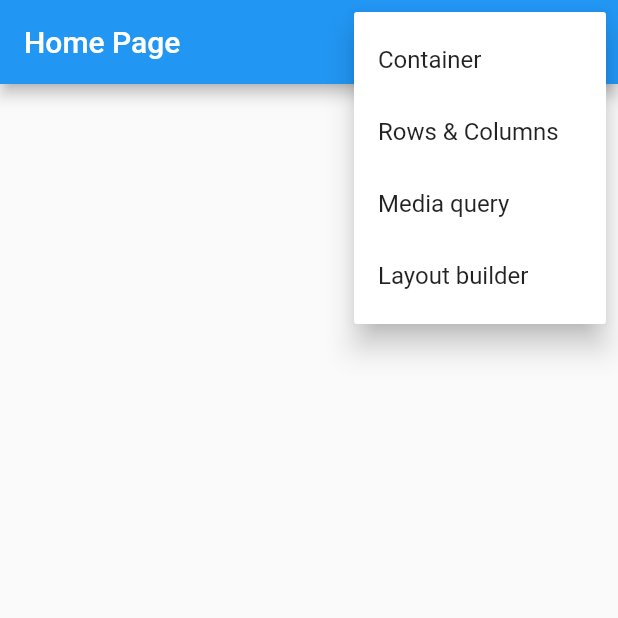
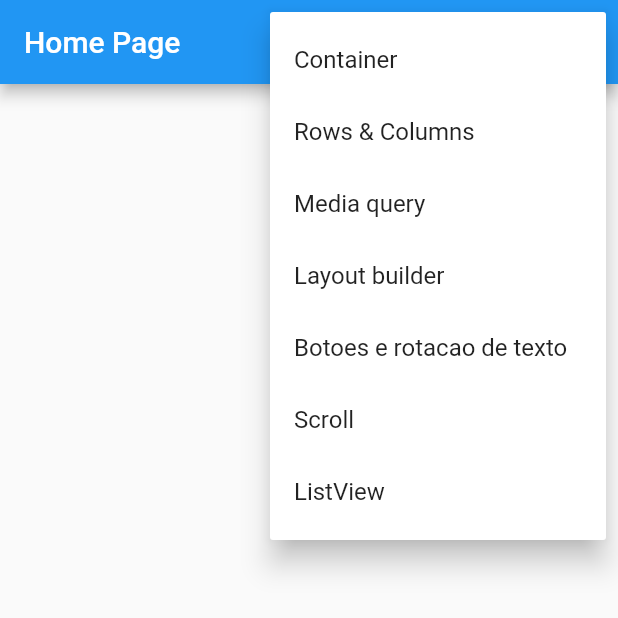
Before and after one commit to guilhermemanhani/academia_do_flutter_primeiro_projeto-, a Flutter app: the screen it shows after launch, after a tap on the "restaurant menu" icon, on a phone screen of 412 x 824 dp, the top half of it. Run offline on Flutter 3.47's test engine with Material 2 defaults, Android fonts, the phone set to English and light mode, and no system bars; our stand-ins replace device_preview; network calls fail.

Commit message:
botoes e scrolls

```diff
--- a/lib/main.dart
+++ b/lib/main.dart
@@ -1,8 +1,11 @@
+import 'package:academia_do_flutter_primeiro_projeto/pages/botoes_rotacao_texto/botoes_rotacao_texto_page.dart';
 import 'package:academia_do_flutter_primeiro_projeto/pages/container/container_page.dart';
 import 'package:academia_do_flutter_primeiro_projeto/pages/home/home_page.dart';
 import 'package:academia_do_flutter_primeiro_projeto/pages/layout_builder/layour_builder_page.dart';
 import 'package:academia_do_flutter_primeiro_projeto/pages/media_query/media_query_page.dart';
 import 'package:academia_do_flutter_primeiro_projeto/pages/rows_columns/rows_column_page.dart';
+import 'package:academia_do_flutter_primeiro_projeto/pages/scrolls/listview_page.dart';
+import 'package:academia_do_flutter_primeiro_projeto/pages/scrolls/singlechildscrollview_page.dart';
 import 'package:device_preview/device_preview.dart';
 import 'package:flutter/foundation.dart';
 import 'package:flutter/material.dart';
@@ -31,6 +34,9 @@ class MyApp extends StatelessWidget {
         '/rows_column': (_) => RowsColumnPage(),
         '/media_query': (_) => MediaQueryPage(),
         '/layout_builder': (_) => LayoutBuilderPage(),
+        '/botoes_rotacao_texto': (_) => BotoesRotacaoTextoPage(),
+        '/scrollview': (_) => SinglechildscrollviewPage(),
+        '/listview': (_) => ListviewPage(),
       },
     );
   }
--- a/lib/pages/home/home_page.dart
+++ b/lib/pages/home/home_page.dart
@@ -1,6 +1,14 @@
 import 'package:flutter/material.dart';
 
-enum PopupMenuPages { container, rows_column, media_query, layout_builder }
+enum PopupMenuPages {
+  container,
+  rows_column,
+  media_query,
+  layout_builder,
+  botoes_rotacao_texto,
+  scrollview,
+  listview,
+}
 
 class HomePage extends StatelessWidget {
   const HomePage({Key? key}) : super(key: key);
@@ -30,6 +38,15 @@ class HomePage extends StatelessWidget {
                 case PopupMenuPages.layout_builder:
                   Navigator.of(context).pushNamed('/layout_builder');
                   break;
+                case PopupMenuPages.botoes_rotacao_texto:
+                  Navigator.of(context).pushNamed('/botoes_rotacao_texto');
+                  break;
+                case PopupMenuPages.scrollview:
+                  Navigator.of(context).pushNamed('/scrollview');
+                  break;
+                case PopupMenuPages.listview:
+                  Navigator.of(context).pushNamed('/listview');
+                  break;
               }
             },
             itemBuilder: (BuildContext context) {
@@ -50,6 +67,18 @@ class HomePage extends StatelessWidget {
                   value: PopupMenuPages.layout_builder,
                   child: Text('Layout builder'),
                 ),
+                PopupMenuItem<PopupMenuPages>(
+                  value: PopupMenuPages.botoes_rotacao_texto,
+                  child: Text('Botoes e rotacao de texto'),
+                ),
+                PopupMenuItem<PopupMenuPages>(
+                  value: PopupMenuPages.scrollview,
+                  child: Text('Scroll'),
+                ),
+                PopupMenuItem<PopupMenuPages>(
+                  value: PopupMenuPages.listview,
+                  child: Text('ListView'),
+                ),
               ];
             },
           ),
```
Also changed, not shown: lib/pages/botoes_rotacao_texto/botoes_rotacao_texto_page.dart (added, +145 -0 lines), lib/pages/scrolls/listview_page.dart (added, +37 -0 lines), lib/pages/scrolls/singlechildscrollview_page.dart (added, +70 -0 lines), 6 other files.
